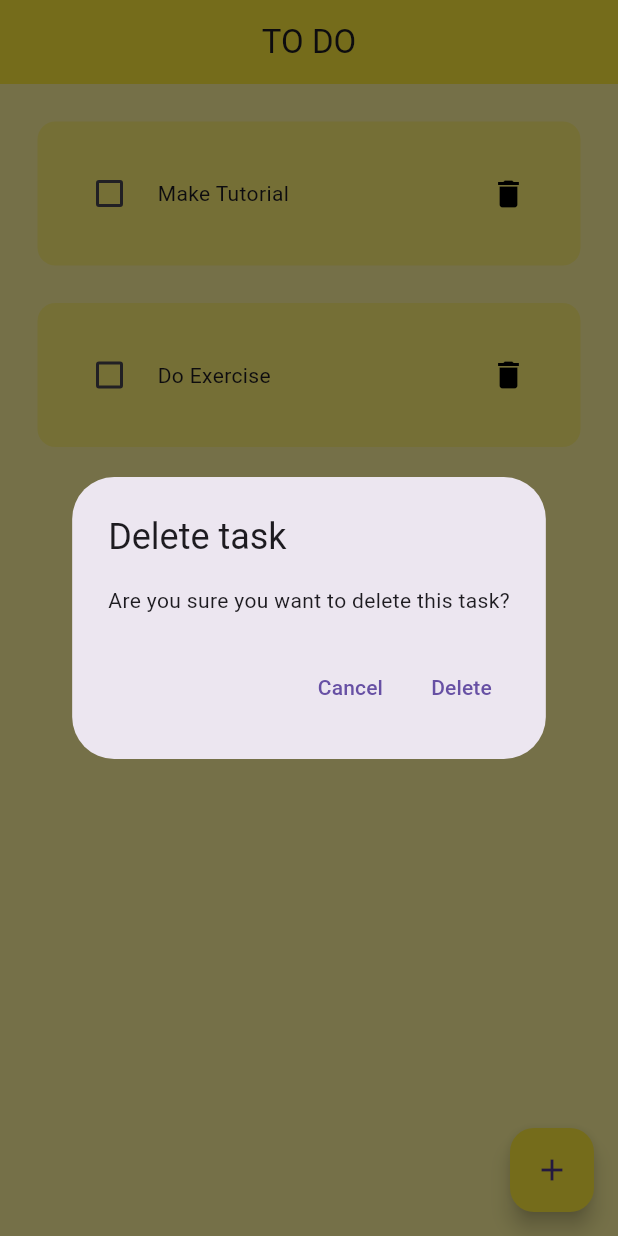
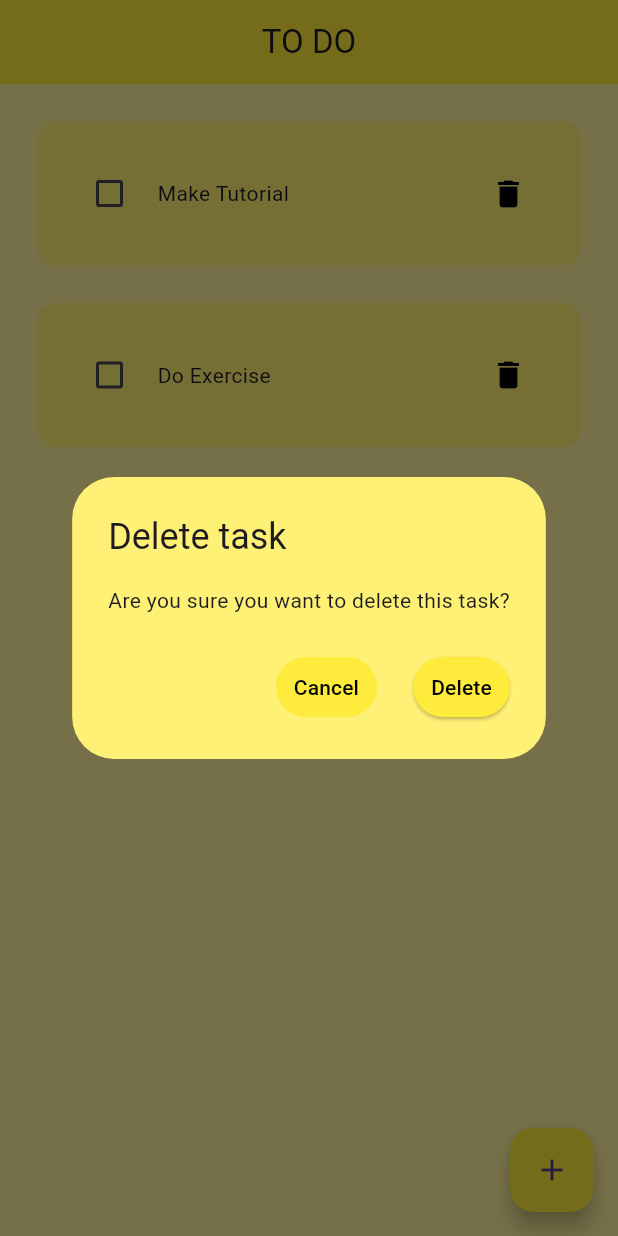
Before and after one commit to usman-383/Complete-Flutter-Developent-Course, a Flutter app: the screen it shows after launch, after a tap on the "delete" icon, on a phone screen of 412 x 824 dp. Run offline on Flutter 3.47's test engine with Material 3 defaults, Android fonts, the phone set to English and light mode, and no system bars.

Commit message:
update home_page.dart
Update the container color to yellow[300]

```diff
--- a/Section-4 Flutter Programming Fundamentals/Projects/todo_app/lib/Pages/home_page.dart
+++ b/Section-4 Flutter Programming Fundamentals/Projects/todo_app/lib/Pages/home_page.dart
@@ -1,5 +1,6 @@
 import 'package:flutter/material.dart';
 import 'package:todo_app/Utill/dialog_box.dart';
+import 'package:todo_app/Utill/my_button.dart';
 import '../Utill/todo_tile.dart';
 
 class HomePage extends StatefulWidget {
@@ -44,16 +45,19 @@ class _HomePageState extends State<HomePage> {
     final shouldDelete = await showDialog<bool>(
       context: context,
       builder: (context) => AlertDialog(
+        backgroundColor: Colors.yellow[300],
         title: const Text('Delete task'),
         content: const Text('Are you sure you want to delete this task?'),
         actions: [
-          TextButton(
+          MyButton(
+            label: 'Cancel',
+            elevated: false,
             onPressed: () => Navigator.of(context).pop(false),
-            child: const Text('Cancel'),
           ),
-          TextButton(
+          const SizedBox(width: 8),
+          MyButton(
+            label: 'Delete',
             onPressed: () => Navigator.of(context).pop(true),
-            child: const Text('Delete'),
           ),
         ],
       ),
```
